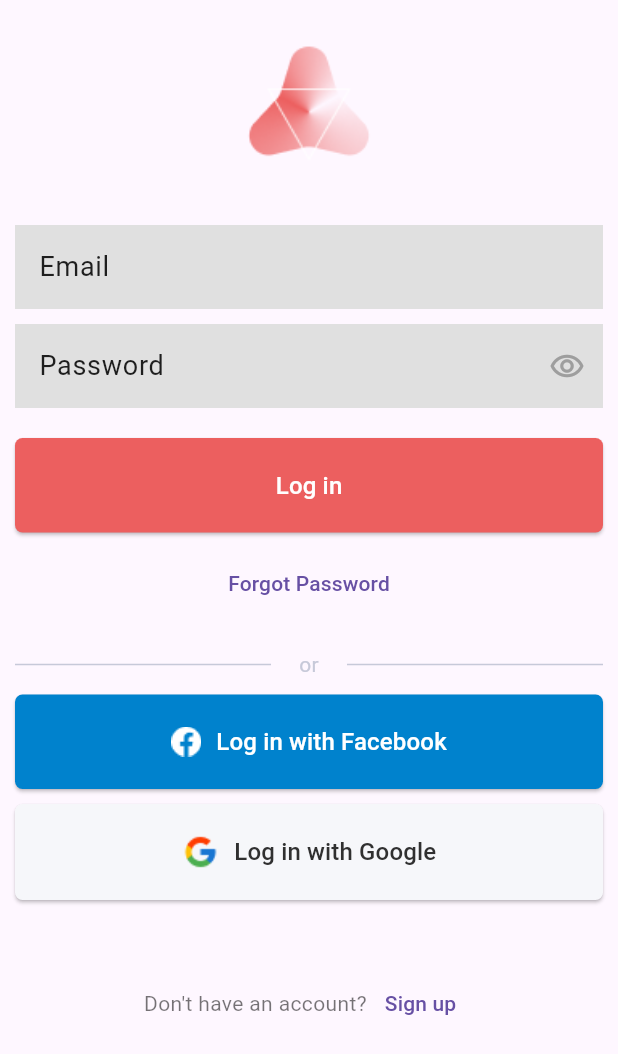
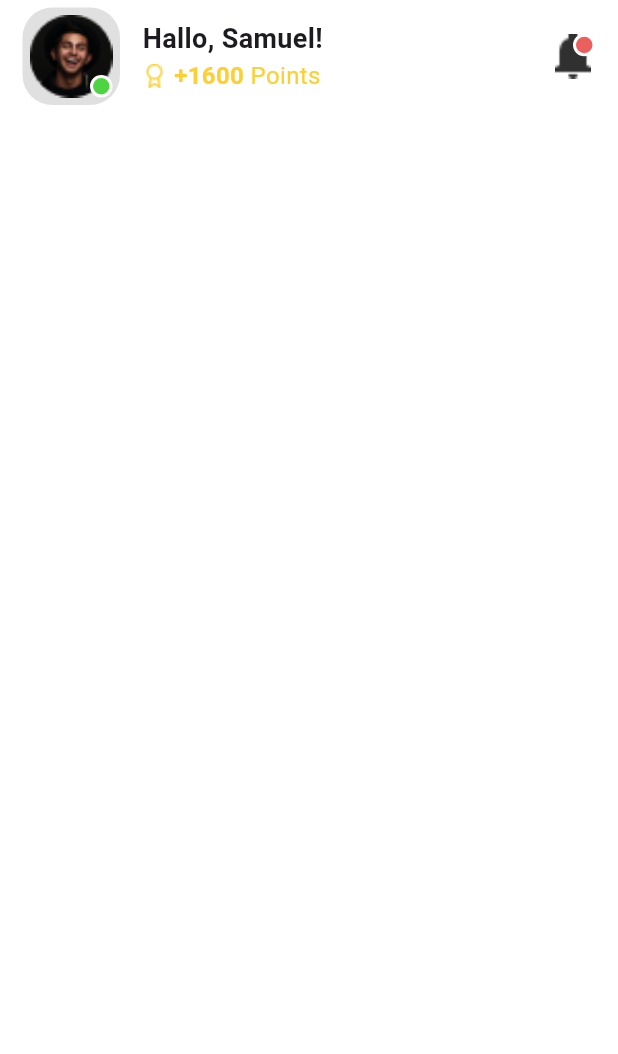
Before and after one commit to masradeen/ajheryuk, a Flutter app: the LoginPage screen opened by its route, after a tap on "Log in", on a phone screen of 412 x 824 dp. Shown: the top 1054 px of the screen. Run offline on Flutter 3.47's test engine with Material 3 defaults, Android fonts, the phone set to English and light mode, and no system bars.

Commit message:
Membuat file home_page (header), dan menambahkan icon2 terkait

```diff
--- a/lib/main.dart
+++ b/lib/main.dart
@@ -1,6 +1,7 @@
 import 'package:flutter/material.dart';
 import './pages/welcome_page.dart';
 import './pages/login_page.dart';
+import './pages/home_page.dart';
 
 void main() {
   runApp(MyApp());
@@ -17,6 +18,7 @@ class MyApp extends StatelessWidget {
       routes: {
         WelcomePage.nameRoute: (context) => WelcomePage(),
         LoginPage.nameRoute: (context) => LoginPage(),
+        HomePage.nameRoute: (context) => HomePage(),
       },
     );
   }
--- /dev/null
+++ b/lib/pages/home_page.dart
@@ -0,0 +1,128 @@
+import 'package:flutter/material.dart';
+
+class HomePage extends StatelessWidget {
+  static const nameRoute = './homepage';
+
+  @override
+  Widget build(BuildContext context) {
+    return Scaffold(
+      backgroundColor: Colors.white,
+      body: SafeArea(
+        child: Container(
+          padding: EdgeInsets.symmetric(horizontal: 15),
+          height: 75,
+          width: MediaQuery.of(context).size.width,
+          child: Row(
+            children: [
+                  Container(
+                padding: EdgeInsets.all(5),
+                width: 65,
+                height: 65,
+                decoration: BoxDecoration(
+                  color: Colors.grey[300],
+                  borderRadius: BorderRadius.circular(20),
+                ),
+                child: Stack(
+                  children: [
+                    Container(
+                      width: 65,
+                      height: 65,
+                      child: Image.asset(
+                        "assets/images/avatar-1.png",
+                        fit: BoxFit.cover,
+                      ),
+                    ),
+                    Align(
+                      alignment: Alignment.bottomRight,
+                      child: Container(
+                        height: 15,
+                        width: 15,
+                        decoration: BoxDecoration(
+                          borderRadius: BorderRadius.circular(100),
+                          color: Color(0xFF4ED442),
+                          border: Border.all(
+                            color: Colors.white,
+                            width: 2,
+                          ),
+                        ),
+                      ),
+                    ),
+                  ],
+                ),
+              ),
+              SizedBox(width: 15,),
+              Expanded(
+                child: Column(
+                  mainAxisAlignment: MainAxisAlignment.center,
+                  crossAxisAlignment: CrossAxisAlignment.start,
+                  children: [
+                    Text(
+                      "Hallo, Samuel!",
+                      style: TextStyle(
+                        fontSize: 18,
+                        fontWeight: FontWeight.bold,
+                      ),
+                    ),
+                    Row(
+                      mainAxisAlignment: MainAxisAlignment.start,
+                      children: [
+                        Image.asset("assets/icons/award.png"),
+                        SizedBox(width: 5,),
+                        Text(
+                          "+1600",
+                          style: TextStyle(
+                            fontSize: 16,
+                            fontWeight: FontWeight.bold,
+                            color: Color(0xFFFCD034),
+                          ),
+                        ),
+                        Text(
+                          " Points",
+                          style: TextStyle(
+                            fontSize: 16,
+                            color: Color(0xFFFCD034),
+                          ),
+                        ),
+                      ],
+                    ),
+                  ],
+                ),
+              ),
+              Container(
+                width: 30,
+                height: 30,
+                child: Stack(
+                  children: [
+                    Container(
+                      width: 35,
+                      height: 35,
+                      child: Image.asset(
+                        "assets/icons/notification.png",
+                        fit: BoxFit.contain,
+                      ),
+                    ),
+                    Align(
+                      alignment: Alignment.topRight,
+                      child: Container(
+                        height: 15,
+                        width: 15,
+                        decoration: BoxDecoration(
+                          borderRadius: BorderRadius.circular(100),
+                          color: Color(0xFFEC5F5F),
+                          border: Border.all(
+                            color: Colors.white,
+                            width: 2,
+                          ),
+                        ),
+                      ),
+                    ),
+                  ],
+                ),
+              ),
+            ],
+          ),
+        ),
+      ),
+    );
+  }
+}
--- a/lib/pages/login_page.dart
+++ b/lib/pages/login_page.dart
@@ -1,3 +1,4 @@
+import 'package:ajheryuk/pages/home_page.dart';
 import 'package:flutter/material.dart';
 
 class LoginPage extends StatelessWidget {
@@ -59,7 +60,7 @@ class LoginPage extends StatelessWidget {
                 width: MediaQuery.of(context).size.width,
                 child: ElevatedButton(
                   onPressed: () {
-                    // Navigator.of(context).pushNamed(LoginPage.nameRoute);
+                    Navigator.of(context).pushNamed(HomePage.nameRoute);
                   },
                   child: Text(
                     "Log in",
--- a/pubspec.yaml
+++ b/pubspec.yaml
@@ -60,6 +60,7 @@ flutter:
   assets:
     - assets/logo/
     - assets/icons/
+    - assets/images/
 
   # To add assets to your application, add an assets section, like this:
   # assets:
```
Also changed, not shown: assets/icons/award.png (added), assets/icons/notification.png (added), assets/images/avatar-1.png (added).
